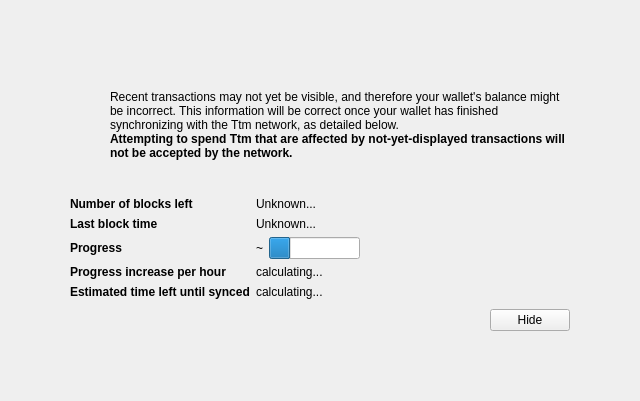
Before: the Qt Designer form src/qt/forms/modaloverlay.ui in mytitanium/Titanium-Core-1.0, drawn with Qt 5.
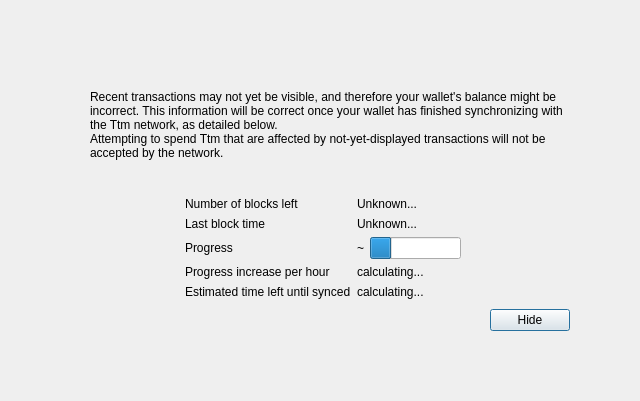
After: the same form once the commit is applied. Icons and pictures are not drawn. Custom widgets are drawn as their Qt base class.

```diff
--- a/src/qt/forms/modaloverlay.ui
+++ b/src/qt/forms/modaloverlay.ui
@@ -79,27 +79,10 @@
               <number>0</number>
              </property>
              <item>
-              <widget class="QPushButton" name="warningIcon">
-               <property name="enabled">
-                <bool>false</bool>
-               </property>
+              <widget class="QLabel" name="warningIcon">
                <property name="text">
                 <string/>
                </property>
-               <property name="icon">
-                <iconset>
-                 <normaloff>:/icons/warning</normaloff>
-                 <disabledoff>:/icons/warning</disabledoff>:/icons/warning</iconset>
-               </property>
-               <property name="iconSize">
-                <size>
-                 <width>48</width>
-                 <height>48</height>
-                </size>
-               </property>
-               <property name="flat">
-                <bool>true</bool>
-               </property>
               </widget>
              </item>
              <item>
@@ -140,12 +123,6 @@
              </item>
              <item>
               <widget class="QLabel" name="infoTextStrong">
-               <property name="font">
-                <font>
-                 <weight>75</weight>
-                 <bold>true</bold>
-                </font>
-               </property>
                <property name="text">
                 <string>Attempting to spend Ttm that are affected by not-yet-displayed transactions will not be accepted by the network.</string>
                </property>
@@ -192,6 +169,9 @@
            <property name="fieldGrowthPolicy">
             <enum>QFormLayout::FieldsStayAtSizeHint</enum>
            </property>
+           <property name="formAlignment">
+            <set>Qt::AlignHCenter|Qt::AlignTop</set>
+           </property>
            <property name="horizontalSpacing">
             <number>6</number>
            </property>
@@ -203,12 +183,6 @@
            </property>
            <item row="0" column="0">
             <widget class="QLabel" name="labelNumberOfBlocksLeft">
-             <property name="font">
-              <font>
-               <weight>75</weight>
-               <bold>true</bold>
-              </font>
-             </property>
              <property name="text">
               <string>Number of blocks left</string>
              </property>
@@ -223,12 +197,6 @@
            </item>
            <item row="1" column="0">
             <widget class="QLabel" name="labelLastBlockTime">
-             <property name="font">
-              <font>
-               <weight>75</weight>
-               <bold>true</bold>
-              </font>
-             </property>
              <property name="text">
               <string>Last block time</string>
              </property>
@@ -249,12 +217,6 @@
            </item>
            <item row="2" column="0">
             <widget class="QLabel" name="labelSyncDone">
-             <property name="font">
-              <font>
-               <weight>75</weight>
-               <bold>true</bold>
-              </font>
-             </property>
              <property name="text">
               <string>Progress</string>
              </property>
@@ -283,12 +245,6 @@
            </item>
            <item row="4" column="0">
             <widget class="QLabel" name="labelProgressIncrease">
-             <property name="font">
-              <font>
-               <weight>75</weight>
-               <bold>true</bold>
-              </font>
-             </property>
              <property name="text">
               <string>Progress increase per hour</string>
              </property>
@@ -303,12 +259,6 @@
            </item>
            <item row="5" column="0">
             <widget class="QLabel" name="labelEstimatedTimeLeft">
-             <property name="font">
-              <font>
-               <weight>75</weight>
-               <bold>true</bold>
-              </font>
-             </property>
              <property name="text">
               <string>Estimated time left until synced</string>
              </property>
@@ -349,6 +299,12 @@
              <property name="text">
               <string>Hide</string>
              </property>
+             <property name="focusPolicy">
+              <enum>Qt::StrongFocus</enum>
+             </property>
+             <property name="default">
+              <bool>true</bool>
+             </property>
             </widget>
            </item>
           </layout>
```
Left out of the diff: 2 changed lines with no effect on the pictures.
